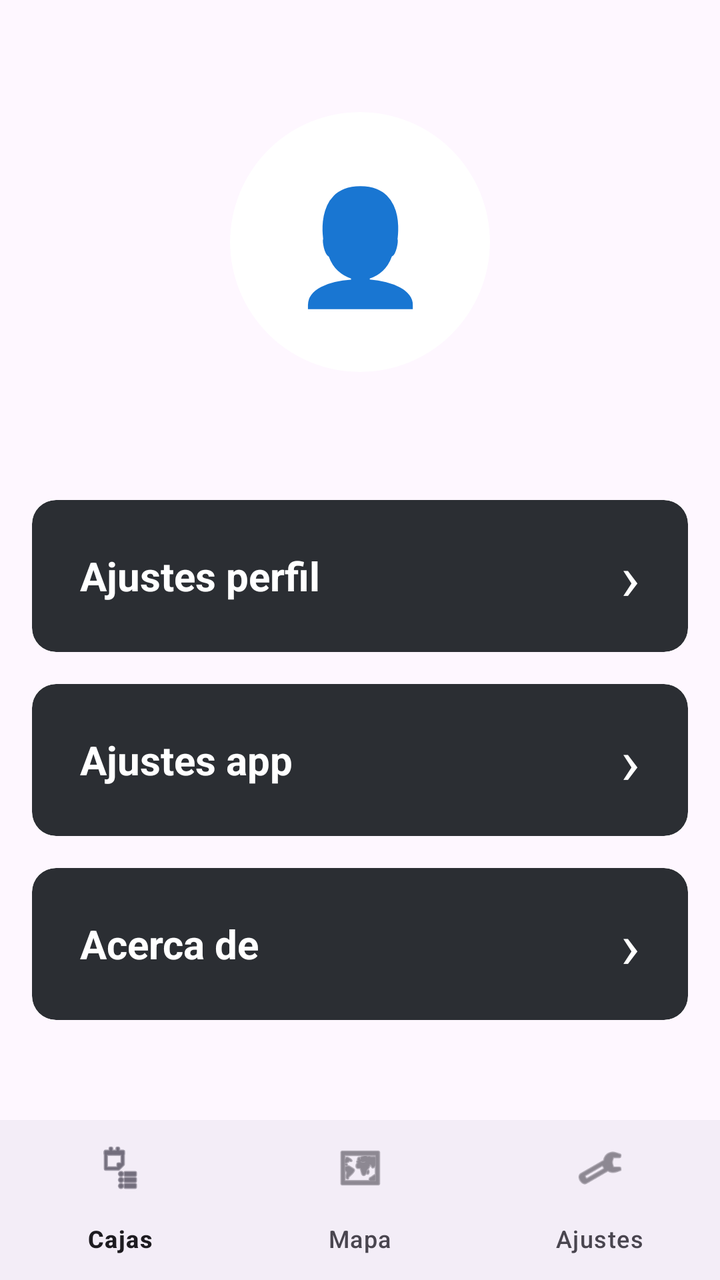
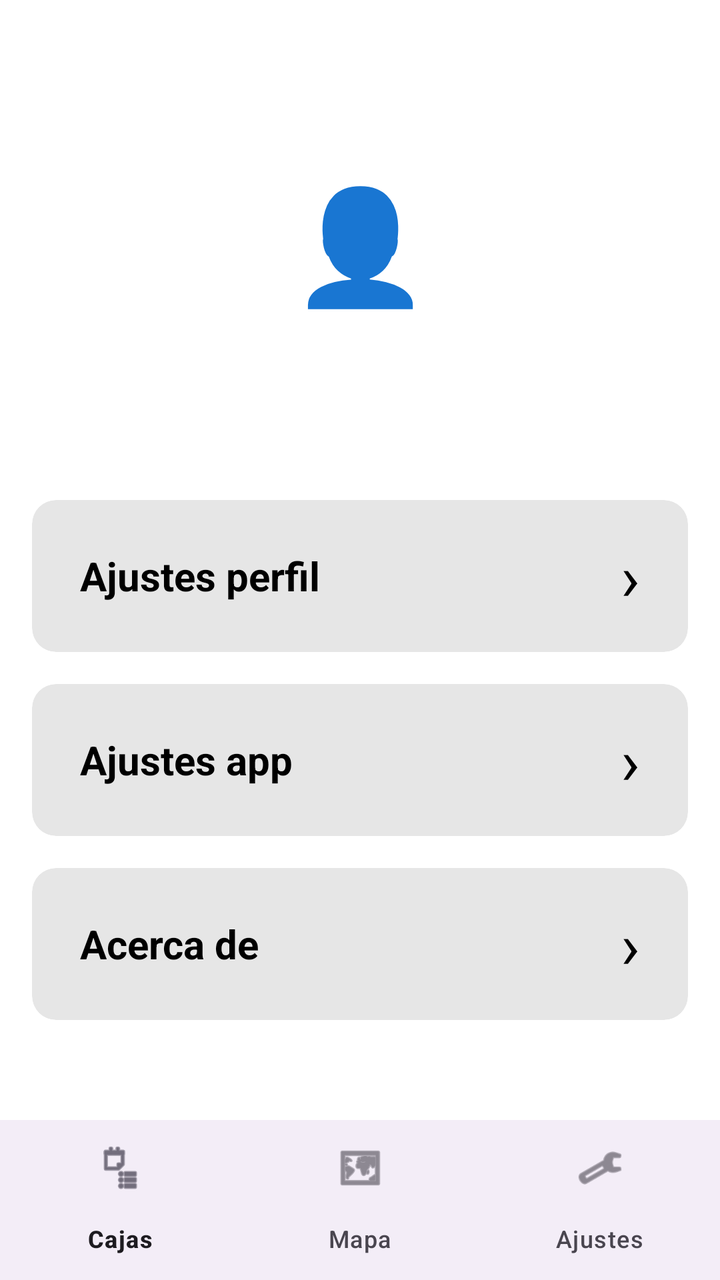

The first picture is an Android layout as it rendered before a commit; the second is the same layout after the commit. The layout source and the unified diff follow.
<!-- AndroidManifest.xml: application theme Theme.ProyeIoT -->
<!-- res/layout/activity_ajustes.xml -->
<?xml version="1.0" encoding="utf-8"?>
<LinearLayout xmlns:android="http://schemas.android.com/apk/res/android"
    xmlns:app="http://schemas.android.com/apk/res-auto"
    android:id="@+id/main"
    android:layout_width="match_parent"
    android:layout_height="match_parent"
    android:orientation="vertical">

    <LinearLayout
        android:layout_width="match_parent"
        android:layout_height="0dp"
        android:layout_weight="1"
        android:orientation="vertical"
        android:paddingHorizontal="16dp">

        <com.google.android.material.card.MaterialCardView
            android:id="@+id/imgAvatar"
            android:layout_width="130dp"
            android:layout_height="130dp"
            android:layout_gravity="center_horizontal"
            android:layout_marginTop="56dp"
            app:cardBackgroundColor="#FFFFFF"
            app:cardCornerRadius="65dp"
            app:cardElevation="0dp"
            app:strokeWidth="0dp">

            <TextView
                android:layout_width="match_parent"
                android:layout_height="match_parent"
                android:gravity="center"
                android:text="👤"
                android:textSize="56sp" />
        </com.google.android.material.card.MaterialCardView>

        <com.google.android.material.card.MaterialCardView
            android:id="@+id/btnAjustesPerfil"
            android:layout_width="match_parent"
            android:layout_height="76dp"
            android:layout_marginTop="64dp"
            android:clickable="true"
            android:focusable="true"
            app:cardBackgroundColor="#2B2E33"
            app:cardCornerRadius="12dp"
            app:cardElevation="0dp"
            app:strokeWidth="0dp">

            <LinearLayout
                android:layout_width="match_parent"
                android:layout_height="match_parent"
                android:gravity="center_vertical"
                android:orientation="horizontal"
                android:paddingHorizontal="24dp">

                <TextView
                    android:layout_width="0dp"
                    android:layout_height="wrap_content"
                    android:layout_weight="1"
                    android:text="Ajustes perfil"
                    android:textColor="#FFFFFF"
                    android:textSize="20sp"
                    android:textStyle="bold" />

                <TextView
                    android:layout_width="wrap_content"
                    android:layout_height="wrap_content"
                    android:text="›"
                    android:textColor="#FFFFFF"
                    android:textSize="32sp" />
            </LinearLayout>
        </com.google.android.material.card.MaterialCardView>

        <com.google.android.material.card.MaterialCardView
            android:id="@+id/btnAjustesApp"
            android:layout_width="match_parent"
            android:layout_height="76dp"
            android:layout_marginTop="16dp"
            android:clickable="true"
            android:focusable="true"
            app:cardBackgroundColor="#2B2E33"
            app:cardCornerRadius="12dp"
            app:cardElevation="0dp"
            app:strokeWidth="0dp">

            <LinearLayout
                android:layout_width="match_parent"
                android:layout_height="match_parent"
                android:gravity="center_vertical"
                android:orientation="horizontal"
                android:paddingHorizontal="24dp">

                <TextView
                    android:layout_width="0dp"
                    android:layout_height="wrap_content"
                    android:layout_weight="1"
                    android:text="Ajustes app"
                    android:textColor="#FFFFFF"
                    android:textSize="20sp"
                    android:textStyle="bold" />

                <TextView
                    android:layout_width="wrap_content"
                    android:layout_height="wrap_content"
                    android:text="›"
                    android:textColor="#FFFFFF"
                    android:textSize="32sp" />
            </LinearLayout>
        </com.google.android.material.card.MaterialCardView>

        <com.google.android.material.card.MaterialCardView
            android:id="@+id/btnAcercade"
            android:layout_width="match_parent"
            android:layout_height="76dp"
            android:layout_marginTop="16dp"
            android:clickable="true"
            android:focusable="true"
            app:cardBackgroundColor="#2B2E33"
            app:cardCornerRadius="12dp"
            app:cardElevation="0dp"
            app:strokeWidth="0dp">

            <LinearLayout

                android:layout_width="match_parent"
                android:layout_height="match_parent"
                android:gravity="center_vertical"
                android:orientation="horizontal"
                android:paddingHorizontal="24dp">

                <TextView
                    android:layout_width="0dp"
                    android:layout_height="wrap_content"
                    android:layout_weight="1"
                    android:text="Acerca de"
                    android:textColor="#FFFFFF"
                    android:textSize="20sp"
                    android:textStyle="bold" />

                <TextView
                    android:layout_width="wrap_content"
                    android:layout_height="wrap_content"
                    android:text="›"
                    android:textColor="#FFFFFF"
                    android:textSize="32sp" />
            </LinearLayout>
        </com.google.android.material.card.MaterialCardView>
    </LinearLayout>

    <com.google.android.material.bottomnavigation.BottomNavigationView
        android:id="@+id/bottomNav"
        android:layout_width="match_parent"
        android:layout_height="wrap_content"
        app:menu="@menu/menu_inferior" />

</LinearLayout>
<!-- resources referenced by this layout -->
<resources>
  <style name="Theme.ProyeIoT" parent="Base.Theme.ProyeIoT" />
  <style name="Base.Theme.ProyeIoT" parent="Theme.Material3.DayNight.NoActionBar">
          <item name="materialButtonStyle">@style/Widget.ProyeIoT.Button</item>
      </style>
  <style name="Widget.ProyeIoT.Button" parent="Widget.Material3.Button">
          <item name="backgroundTint">@color/boton_fondo</item>
          <item name="android:textColor">@color/color_blanco</item>
          <item name="color">@color/color_negro</item>
      </style>
  <color name="boton_fondo">@color/color_main</color>
  <color name="color_blanco">#FFFFFF</color>
  <color name="color_negro">#000000</color>
  <color name="color_main">#D6F8F402</color>
</resources>

<!-- the commit's change to res/layout/activity_ajustes.xml (unified diff, before → after) -->
@@ -39,7 +39,7 @@
             android:layout_marginTop="64dp"
             android:clickable="true"
             android:focusable="true"
-            app:cardBackgroundColor="#2B2E33"
+            app:cardBackgroundColor="@color/fondo_2"
             app:cardCornerRadius="12dp"
             app:cardElevation="0dp"
             app:strokeWidth="0dp">
@@ -56,7 +56,7 @@
                     android:layout_height="wrap_content"
                     android:layout_weight="1"
                     android:text="Ajustes perfil"
-                    android:textColor="#FFFFFF"
+                    android:textColor="@color/texto_cajas"
                     android:textSize="20sp"
                     android:textStyle="bold" />
 
@@ -64,7 +64,7 @@
                     android:layout_width="wrap_content"
                     android:layout_height="wrap_content"
                     android:text="›"
-                    android:textColor="#FFFFFF"
+                    android:textColor="@color/texto_cajas"
                     android:textSize="32sp" />
             </LinearLayout>
         </com.google.android.material.card.MaterialCardView>
@@ -76,7 +76,7 @@
             android:layout_marginTop="16dp"
             android:clickable="true"
             android:focusable="true"
-            app:cardBackgroundColor="#2B2E33"
+            app:cardBackgroundColor="@color/fondo_2"
             app:cardCornerRadius="12dp"
             app:cardElevation="0dp"
             app:strokeWidth="0dp">
@@ -93,7 +93,7 @@
                     android:layout_height="wrap_content"
                     android:layout_weight="1"
                     android:text="Ajustes app"
-                    android:textColor="#FFFFFF"
+                    android:textColor="@color/texto_cajas"
                     android:textSize="20sp"
                     android:textStyle="bold" />
 
@@ -101,7 +101,7 @@
                     android:layout_width="wrap_content"
                     android:layout_height="wrap_content"
                     android:text="›"
-                    android:textColor="#FFFFFF"
+                    android:textColor="@color/texto_cajas"
                     android:textSize="32sp" />
             </LinearLayout>
         </com.google.android.material.card.MaterialCardView>
@@ -113,7 +113,7 @@
             android:layout_marginTop="16dp"
             android:clickable="true"
             android:focusable="true"
-            app:cardBackgroundColor="#2B2E33"
+            app:cardBackgroundColor="@color/fondo_2"
             app:cardCornerRadius="12dp"
             app:cardElevation="0dp"
             app:strokeWidth="0dp">
@@ -131,7 +131,7 @@
                     android:layout_height="wrap_content"
                     android:layout_weight="1"
                     android:text="Acerca de"
-                    android:textColor="#FFFFFF"
+                    android:textColor="@color/texto_cajas"
                     android:textSize="20sp"
                     android:textStyle="bold" />
 
@@ -139,7 +139,7 @@
                     android:layout_width="wrap_content"
                     android:layout_height="wrap_content"
                     android:text="›"
-                    android:textColor="#FFFFFF"
+                    android:textColor="@color/texto_cajas"
                     android:textSize="32sp" />
             </LinearLayout>
         </com.google.android.material.card.MaterialCardView>
<!-- resource entries referenced after the edit -->
@@ -1,9 +1,15 @@
 <!-- resources referenced by this layout -->
 <resources>
-  <style name="Theme.ProyeIoT" parent="Base.Theme.ProyeIoT" />
+  <color name="fondo_2">#E6E6E6</color>
+  <color name="texto_cajas">#000000</color>
+  <style name="Theme.ProyeIoT" parent="Base.Theme.ProyeIoT">
+          <item name="android:colorBackground">@color/fondo_1</item>
+          <item name="android:windowBackground">@color/fondo_1</item>
+      </style>
   <style name="Base.Theme.ProyeIoT" parent="Theme.Material3.DayNight.NoActionBar">
           <item name="materialButtonStyle">@style/Widget.ProyeIoT.Button</item>
       </style>
+  <color name="fondo_1">#FFFFFFFF</color>
   <style name="Widget.ProyeIoT.Button" parent="Widget.Material3.Button">
           <item name="backgroundTint">@color/boton_fondo</item>
           <item name="android:textColor">@color/color_blanco</item>
